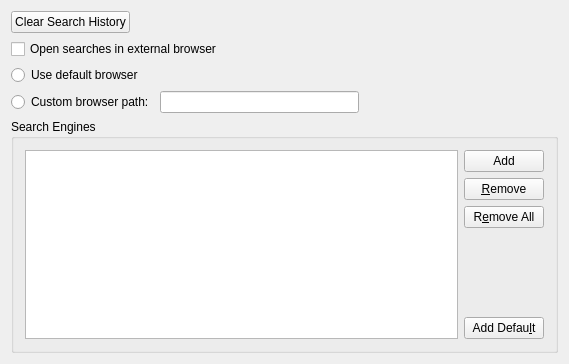
Old version of the form plugins/search/searchpref.ui in the repository netrunner-debian-kde-extras/ktorrent.
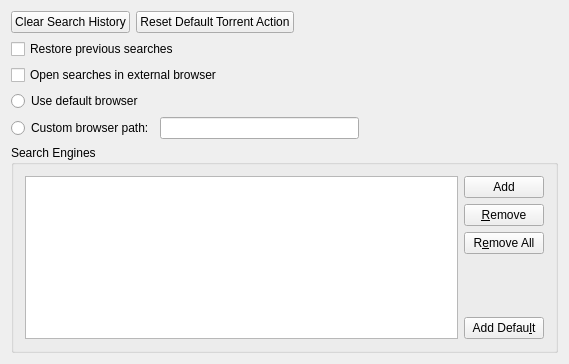
New version of the form. Custom widgets are drawn as their Qt base class.

The edit to the form file:
```diff
--- a/plugins/search/searchpref.ui
+++ b/plugins/search/searchpref.ui
@@ -37,6 +37,16 @@
        </property>
       </widget>
      </item>
+     <item>
+      <widget class="QPushButton" name="m_reset_default_action">
+       <property name="toolTip">
+        <string>Reset the default action taken when a torrent is downloaded.</string>
+       </property>
+       <property name="text">
+        <string>Reset Default Torrent Action</string>
+       </property>
+      </widget>
+     </item>
      <item>
       <spacer>
        <property name="orientation" >
@@ -53,8 +63,18 @@
     </layout>
    </item>
    <item>
-    <widget class="QCheckBox" name="kcfg_openInExternal" >
-     <property name="toolTip" >
+    <widget class="QCheckBox" name="kcfg_restorePreviousSession">
+     <property name="toolTip">
+      <string>Restore all the active searches of the last session</string>
+     </property>
+     <property name="text">
+      <string>Restore previous searches</string>
+     </property>
+    </widget>
+   </item>
+   <item>
+    <widget class="QCheckBox" name="kcfg_openInExternal">
+     <property name="toolTip">
       <string>Whether or not to open searches in an external browser.</string>
      </property>
      <property name="text" >
@@ -190,7 +210,7 @@
    </item>
   </layout>
  </widget>
- <layoutdefault spacing="6" margin="11" />
+ <layoutdefault spacing="6" margin="11"/>
  <pixmapfunction>qPixmapFromMimeSource</pixmapfunction>
  <customwidgets>
   <customwidget>
```
Left out of the diff: 105 changed lines with no effect on the pictures.
